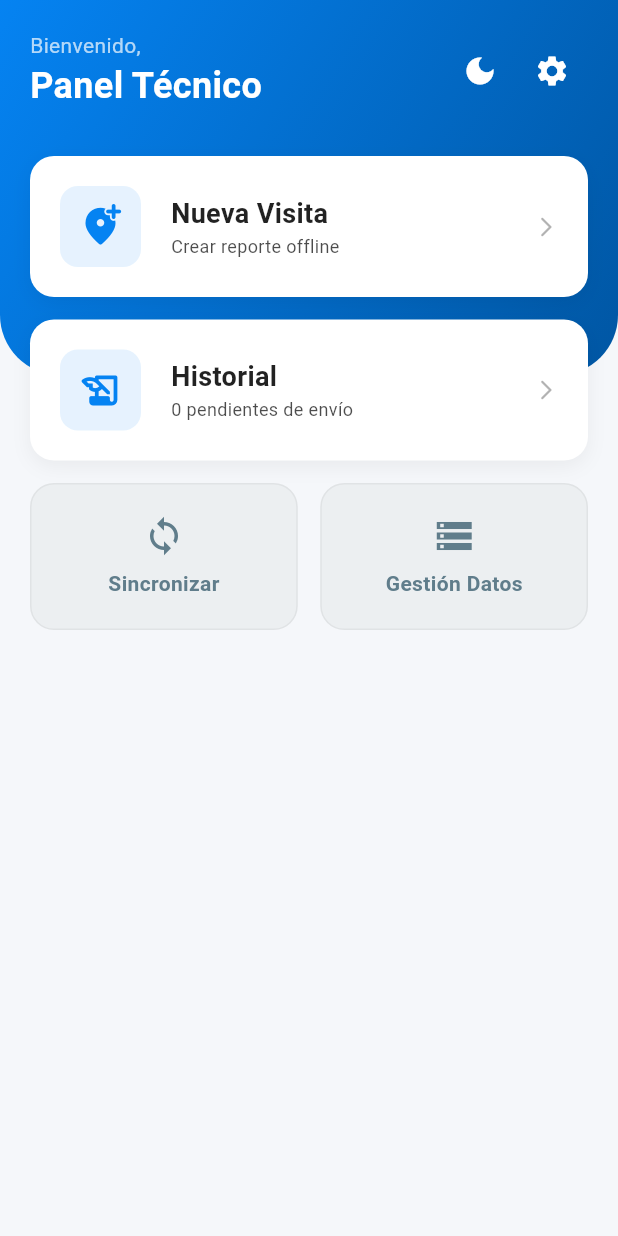
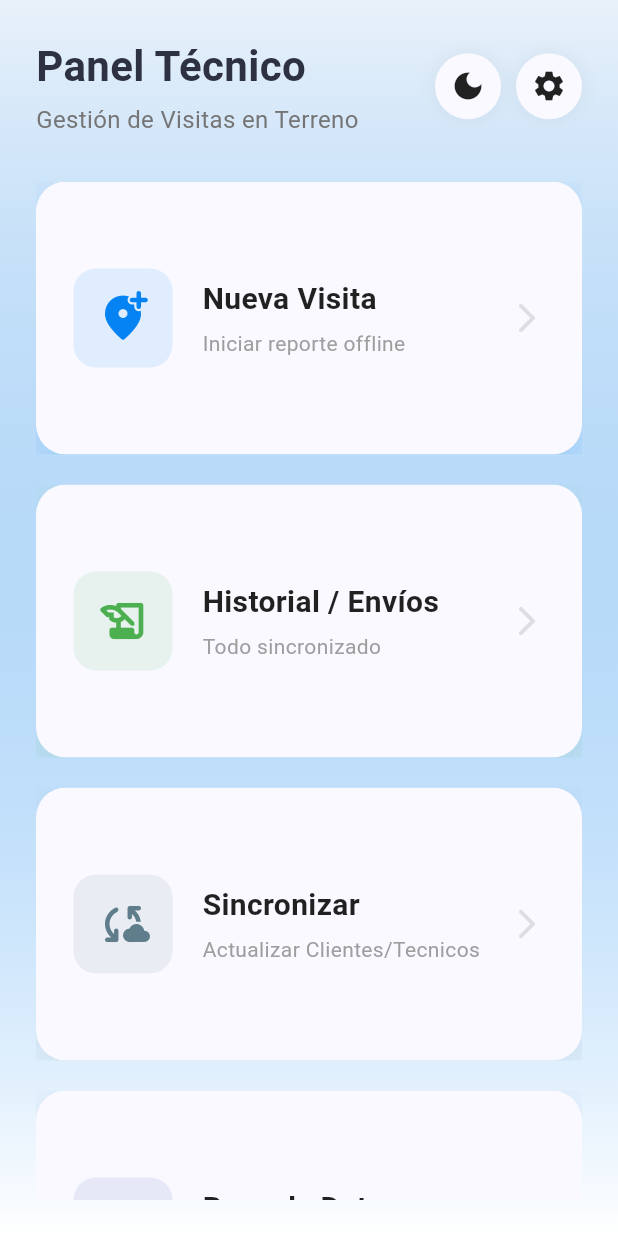
Before and after one commit to ElDeivid11/Form, a Flutter app: the screen it shows after launch, on a phone screen of 412 x 824 dp. Run offline on Flutter 3.47's test engine with Material 3 defaults, Android fonts, the phone set to English and light mode, and no system bars; our stand-ins replace image_picker, shared_preferences, signature, sqflite; accounts and stored records are empty.

Commit message:
Prueba de codigo

```diff
--- a/tecnocomp_app/lib/api_service.dart
+++ b/tecnocomp_app/lib/api_service.dart
@@ -28,8 +28,8 @@ class ApiService {
       String baseUrl = await _getBaseUrl();
       print("Intentando conectar a $baseUrl...");
 
-      final respClientes = await http.get(Uri.parse('$baseUrl/clientes')).timeout(const Duration(seconds: 5));
-      final respTecnicos = await http.get(Uri.parse('$baseUrl/tecnicos')).timeout(const Duration(seconds: 5));
+      final respClientes = await http.get(Uri.parse('$baseUrl/clientes')).timeout(const Duration(seconds: 30));
+      final respTecnicos = await http.get(Uri.parse('$baseUrl/tecnicos')).timeout(const Duration(seconds: 30));
 
       if (respClientes.statusCode == 200 && respTecnicos.statusCode == 200) {
         List cli = json.decode(respClientes.body);
--- a/tecnocomp_app/lib/main.dart
+++ b/tecnocomp_app/lib/main.dart
@@ -140,7 +140,7 @@ class MyApp extends StatelessWidget {
   }
 }
 
-// --- PANTALLA DASHBOARD ---
+// --- PANTALLA DASHBOARD (NUEVO DISEÑO) ---
 class HomeScreen extends StatefulWidget {
   const HomeScreen({super.key});
   @override
@@ -250,112 +250,119 @@ class _HomeScreenState extends State<HomeScreen> {
   @override
   Widget build(BuildContext context) {
     final isDark = Theme.of(context).brightness == Brightness.dark;
-    final primaryColor = isDark ? kPrimaryColorDark : kPrimaryColor;
+    // Detectar si es Tablet (Ancho > 600)
+    final bool isTablet = MediaQuery.of(context).size.width > 600;
 
     return Scaffold(
-      body: Stack(
-        children: [
-          // Fondo
-          Container(
-            height: 250,
+      body: Container(
         decoration: BoxDecoration(
           gradient: LinearGradient(
-                begin: Alignment.topLeft,
-                end: Alignment.bottomRight,
+            begin: Alignment.topCenter,
+            end: Alignment.bottomCenter,
             colors: isDark
-                  ? [const Color(0xFF2C2C2C), Colors.black]
-                  : [kPrimaryColor, kSecondaryColor],
-              ),
-              borderRadius: const BorderRadius.only(bottomLeft: Radius.circular(40), bottomRight: Radius.circular(40)),
+              ? [const Color(0xFF1E1E1E), const Color(0xFF121212)]
+              : [kPrimaryColor.withOpacity(0.05), Colors.white],
           ),
         ),
-          SafeArea(
+        child: SafeArea(
+          child: Padding(
+            padding: const EdgeInsets.all(24.0),
             child: Column(
+              crossAxisAlignment: CrossAxisAlignment.start,
               children: [
-                Padding(
-                  padding: const EdgeInsets.all(20.0),
-                  child: Row(
+                // 1. CABECERA MODERNA
+                Row(
                   mainAxisAlignment: MainAxisAlignment.spaceBetween,
                   children: [
                     Column(
                       crossAxisAlignment: CrossAxisAlignment.start,
                       children: [
-                          const Text("Bienvenido,", style: TextStyle(color: Colors.white70, fontSize: 14)),
-                          Text("Panel Técnico", style: TextStyle(color: isDark ? kPrimaryColorDark : Colors.white, fontSize: 24, fontWeight: FontWeight.bold)),
+                        Text(
+                          "Panel Técnico",
+                          style: TextStyle(
+                            fontSize: 28,
+                            fontWeight: FontWeight.bold,
+                            color: isDark ? kPrimaryColorDark : const Color(0xFF2D3142)
+                          ),
+                        ),
+                        const SizedBox(height: 4),
+                        Text(
+                          "Gestión de Visitas en Terreno",
+                          style: TextStyle(
+                            fontSize: 16,
+                            color: isDark ? Colors.grey : Colors.grey[600]
+                          ),
+                        ),
                       ],
                     ),
+                    // BOTONES DE ACCIÓN RÁPIDA (Config y Tema)
                     Row(
                       children: [
-                          IconButton(
-                            icon: Icon(isDark ? Icons.light_mode : Icons.dark_mode, color: Colors.white),
-                            onPressed: () => themeNotifier.value = isDark ? ThemeMode.light : ThemeMode.dark,
+                        _CircleBtn(
+                          icon: isDark ? Icons.light_mode : Icons.dark_mode,
+                          onTap: () => themeNotifier.value = isDark ? ThemeMode.light : ThemeMode.dark,
                         ),
-                          IconButton(
-                            icon: const Icon(Icons.settings, color: Colors.white),
-                            onPressed: _abrirConfiguracion,
-                            tooltip: "Configurar IP",
+                        const SizedBox(width: 10),
+                        _CircleBtn(
+                          icon: Icons.settings,
+                          onTap: _abrirConfiguracion,
                         ),
                       ],
                     )
                   ],
                 ),
-                ),
-                const SizedBox(height: 10),
+
+                const SizedBox(height: 30),
+
+                // 2. GRID DE OPCIONES (Adaptable)
                 Expanded(
-                  child: ListView(
-                    padding: const EdgeInsets.symmetric(horizontal: 20),
+                  child: GridView.count(
+                    crossAxisCount: isTablet ? 2 : 1, // 2 columnas en Tablet, 1 en Celular
+                    mainAxisSpacing: 20,
+                    crossAxisSpacing: 20,
+                    childAspectRatio: isTablet ? 1.5 : 2.0, // Tarjetas más apaisadas en tablet
                     children: [
-                      _DashboardCard(
+                      // TARJETA 1: NUEVA VISITA (Destacada)
+                      _MenuCard(
+                        title: "Nueva Visita",
+                        subtitle: "Iniciar reporte offline",
                         icon: Icons.add_location_alt_rounded,
-                        title: "Nueva Visita",
-                        subtitle: "Crear reporte offline",
-                        color: isDark ? kCardColorDark : Colors.white,
-                        textColor: isDark ? Colors.white : Colors.black87,
-                        iconColor: primaryColor,
+                        color: kPrimaryColor,
                         onTap: () async {
                           await Navigator.push(context, MaterialPageRoute(builder: (_) => const FormularioVisita()));
                           _cargarPendientes();
-                        }
+                        },
                       ),
-                      const SizedBox(height: 15),
-                      _DashboardCard(
+
+                      // TARJETA 2: HISTORIAL (Con Badge)
+                      _MenuCard(
+                        title: "Historial / Envíos",
+                        subtitle: pendientes > 0 ? "$pendientes por subir" : "Todo sincronizado",
                         icon: Icons.history_edu_rounded,
-                        title: "Historial",
-                        subtitle: "$pendientes pendientes de envío",
-                        color: pendientes > 0
-                            ? (isDark ? const Color(0xFFEF6C00) : const Color(0xFFFF9800))
-                            : (isDark ? kCardColorDark : Colors.white),
-                        textColor: pendientes > 0 ? Colors.white : (isDark ? Colors.white : Colors.black87),
-                        iconColor: pendientes > 0 ? Colors.white : primaryColor,
-                        isPrimary: pendientes > 0,
+                        color: pendientes > 0 ? Colors.orange : Colors.green,
+                        isAlert: pendientes > 0,
                         onTap: () async {
                           await Navigator.push(context, MaterialPageRoute(builder: (_) => const PantallaHistorial()));
                           _cargarPendientes();
-                        }
+                        },
                       ),
-                      const SizedBox(height: 15),
-                      Row(
-                        children: [
-                          Expanded(
-                            child: _DashboardSmallCard(
-                              icon: Icons.sync,
+
+                      // TARJETA 3: SINCRONIZAR
+                      _MenuCard(
                         title: "Sincronizar",
-                              color: isDark ? kCardColorDark : Colors.blueGrey.shade50,
-                              iconColor: isDark ? Colors.grey : Colors.blueGrey,
-                              onTap: _sincronizar
+                        subtitle: "Actualizar Clientes/Tecnicos",
+                        icon: Icons.cloud_sync_rounded,
+                        color: Colors.blueGrey,
+                        onTap: _sincronizar,
                       ),
-                          ),
-                          const SizedBox(width: 15),
-                          Expanded(
-                            child: _DashboardSmallCard(
-                              icon: Icons.storage,
-                              title: "Gestión Datos",
-                              color: isDark ? kCardColorDark : Colors.blueGrey.shade50,
-                              iconColor: isDark ? Colors.grey : Colors.blueGrey,
+
+                      // TARJETA 4: GESTIÓN DATOS
+                      _MenuCard(
+                        title: "Base de Datos",
+                        subtitle: "Ver Clientes y Usuarios",
+                        icon: Icons.storage_rounded,
+                        color: Colors.indigo,
                         onTap: () => Navigator.push(context, MaterialPageRoute(builder: (_) => const PantallaGestionDatos())),
-                            ),
-                          ),
-                        ],
                       ),
                     ],
                   ),
@@ -363,102 +370,126 @@ class _HomeScreenState extends State<HomeScreen> {
               ],
             ),
           ),
-        ],
-      ),
-    );
-  }
-}
-
-class _DashboardCard extends StatelessWidget {
-  final IconData icon;
-  final String title;
-  final String subtitle;
-  final Color color;
-  final Color textColor;
-  final Color iconColor;
-  final bool isPrimary;
-  final VoidCallback? onTap;
-
-  const _DashboardCard({
-    required this.icon, required this.title, required this.subtitle,
-    required this.color, required this.textColor, required this.iconColor,
-    this.isPrimary = false, this.onTap
-  });
-
-  @override
-  Widget build(BuildContext context) {
-    return InkWell(
-      onTap: onTap,
-      borderRadius: BorderRadius.circular(kRadius),
-      child: Container(
-        padding: const EdgeInsets.all(20),
-        decoration: BoxDecoration(
-          color: color,
-          borderRadius: BorderRadius.circular(kRadius),
-          boxShadow: [BoxShadow(color: Colors.black.withOpacity(0.05), blurRadius: 10, offset: const Offset(0, 4))],
-        ),
-        child: Row(
-          children: [
-            Container(
-              padding: const EdgeInsets.all(12),
-              decoration: BoxDecoration(
-                color: isPrimary ? Colors.white24 : iconColor.withOpacity(0.1),
-                borderRadius: BorderRadius.circular(12)
-              ),
-              child: Icon(icon, color: iconColor, size: 30),
-            ),
-            const SizedBox(width: 20),
-            Column(
-              crossAxisAlignment: CrossAxisAlignment.start,
-              children: [
-                Text(title, style: TextStyle(fontSize: 18, fontWeight: FontWeight.bold, color: textColor)),
-                Text(subtitle, style: TextStyle(fontSize: 12, color: textColor.withOpacity(0.7))),
-              ],
-            ),
-            const Spacer(),
-            Icon(Icons.arrow_forward_ios_rounded, size: 16, color: textColor.withOpacity(0.3))
-          ],
         ),
       ),
     );
   }
 }
 
-class _DashboardSmallCard extends StatelessWidget {
+// --- WIDGETS AUXILIARES DEL DASHBOARD ---
+
+class _MenuCard extends StatelessWidget {
+  final String title;
+  final String subtitle;
   final IconData icon;
-  final String title;
   final Color color;
-  final Color iconColor;
+  final bool isAlert;
   final VoidCallback onTap;
 
-  const _DashboardSmallCard({required this.icon, required this.title, required this.color, required this.iconColor, required this.onTap});
+  const _MenuCard({
+    required this.title, required this.subtitle, required this.icon,
+    required this.color, required this.onTap, this.isAlert = false
+  });
 
   @override
   Widget build(BuildContext context) {
     final isDark = Theme.of(context).brightness == Brightness.dark;
-    return InkWell(
+
+    return Material(
+      color: Colors.transparent,
+      child: InkWell(
         onTap: onTap,
-      borderRadius: BorderRadius.circular(kRadius),
-      child: Container(
-        padding: const EdgeInsets.symmetric(vertical: 20),
+        borderRadius: BorderRadius.circular(20),
+        child: Ink(
           decoration: BoxDecoration(
-          color: color,
-          borderRadius: BorderRadius.circular(kRadius),
-          border: isDark ? null : Border.all(color: Colors.black.withOpacity(0.05)),
+            color: Theme.of(context).cardColor,
+            borderRadius: BorderRadius.circular(20),
+            boxShadow: [
+              BoxShadow(
+                color: color.withOpacity(0.15),
+                blurRadius: 20,
+                offset: const Offset(0, 8),
+              )
+            ],
+            border: isAlert ? Border.all(color: color, width: 2) : null,
           ),
+          child: Padding(
+            padding: const EdgeInsets.all(25.0),
+            child: Row(
+              children: [
+                // Icono grande
+                Container(
+                  padding: const EdgeInsets.all(15),
+                  decoration: BoxDecoration(
+                    color: color.withOpacity(0.1),
+                    borderRadius: BorderRadius.circular(15),
+                  ),
+                  child: Icon(icon, color: color, size: 36),
+                ),
+                const SizedBox(width: 20),
+                // Texto
+                Expanded(
                   child: Column(
+                    crossAxisAlignment: CrossAxisAlignment.start,
+                    mainAxisAlignment: MainAxisAlignment.center,
                     children: [
-            Icon(icon, color: iconColor, size: 28),
-            const SizedBox(height: 8),
-            Text(title, style: TextStyle(fontWeight: FontWeight.bold, color: iconColor)),
+                      Text(
+                        title,
+                        style: TextStyle(
+                          fontSize: 20,
+                          fontWeight: FontWeight.bold,
+                          color: isDark ? Colors.white : Colors.black87
+                        ),
+                      ),
+                      const SizedBox(height: 5),
+                      Text(
+                        subtitle,
+                        style: TextStyle(
+                          fontSize: 14,
+                          color: isAlert ? color : Colors.grey,
+                          fontWeight: isAlert ? FontWeight.bold : FontWeight.normal
+                        ),
+                      ),
                     ],
+                  ),
+                ),
+                // Flecha
+                Icon(Icons.arrow_forward_ios_rounded, color: Colors.grey.withOpacity(0.3))
+              ],
+            ),
+          ),
         ),
       ),
     );
   }
 }
 
-// --- PANTALLA HISTORIAL (Sin cambios mayores, solo referencias) ---
+class _CircleBtn extends StatelessWidget {
+  final IconData icon;
+  final VoidCallback onTap;
+  const _CircleBtn({required this.icon, required this.onTap});
+
+  @override
+  Widget build(BuildContext context) {
+    return InkWell(
+      onTap: onTap,
+      borderRadius: BorderRadius.circular(50),
+      child: Container(
+        padding: const EdgeInsets.all(10),
+        decoration: BoxDecoration(
+          color: Theme.of(context).cardColor,
+          shape: BoxShape.circle,
+          boxShadow: [
+            BoxShadow(color: Colors.black.withOpacity(0.05), blurRadius: 10)
+          ]
+        ),
+        child: Icon(icon, size: 24, color: Theme.of(context).iconTheme.color),
+      ),
+    );
+  }
+}
+
+// --- PANTALLA HISTORIAL ---
 class PantallaHistorial extends StatefulWidget {
   const PantallaHistorial({super.key});
   @override
@@ -739,7 +770,6 @@ class _FormularioVisitaState extends State<FormularioVisita> {
           children: [
             TextField(controller: controller, decoration: const InputDecoration(labelText: "Nombre"), textCapitalization: TextCapitalization.words),
             const SizedBox(height: 10),
-            // --- AHORA PIDE EMAIL SIEMPRE (CLIENTE O TÉCNICO) ---
             TextField(
               controller: emailController,
               decoration: const InputDecoration(labelText: "Email para reportes"),
@@ -762,7 +792,6 @@ class _FormularioVisitaState extends State<FormularioVisita> {
                    await DBHelper().agregarClienteLocal(nombre, emailController.text);
                    _alSeleccionarCliente(nombre);
                 } else {
-                   // Guardamos también el email del técnico
                    await DBHelper().agregarTecnicoLocal(nombre, emailController.text);
                    setState(() => _selectedTecnico = nombre);
                 }
@@ -796,7 +825,6 @@ class _FormularioVisitaState extends State<FormularioVisita> {
             onPressed: () async {
               final nombre = controller.text.trim();
               if (nombre.isNotEmpty) {
-                // VALIDACIÓN: No permitir números en Usuario
                 if (!_validarTextoSinNumeros(nombre)) {
                   ScaffoldMessenger.of(context).showSnackBar(const SnackBar(content: Text("Nombre inválido. Solo letras."), backgroundColor: Colors.red));
                   return;
@@ -811,9 +839,9 @@ class _FormularioVisitaState extends State<FormularioVisita> {
                     'motivo': '',
                     'fotos': [],
                     'firma': null,
-                    'tareas_map': {} // Mapa vacio de tareas
+                    'tareas_map': {}
                   });
-                  _usuarioSeleccionadoIndex = _usuarios.length - 1; // Seleccionar el nuevo
+                  _usuarioSeleccionadoIndex = _usuarios.length - 1;
                 });
                 Navigator.pop(ctx);
               }
@@ -836,7 +864,6 @@ class _FormularioVisitaState extends State<FormularioVisita> {
         actions: [
           TextButton(onPressed: () => Navigator.pop(ctx), child: const Text("Cancelar")),
           TextButton(onPressed: () async {
-              // No lo borramos de la DB de frecuentes, solo del reporte actual
               setState(() {
                  _usuarios.removeAt(index);
                  if (_usuarioSeleccionadoIndex >= _usuarios.length) {
@@ -866,7 +893,7 @@ class _FormularioVisitaState extends State<FormularioVisita> {
           _usuarios = usersGuardados.map((nombre) => {
             'nombre': nombre, 'atendido': true, 'trabajo': '', 'motivo': '', 'fotos': [], 'firma': null, 'tareas_map': {}
           }).toList();
-          _usuarioSeleccionadoIndex = 0; // Seleccionar el primero por defecto
+          _usuarioSeleccionadoIndex = 0;
         });
       }
     }
@@ -879,7 +906,6 @@ class _FormularioVisitaState extends State<FormularioVisita> {
       Map tareasMap = _usuarios[indexUsuario]['tareas_map'] ?? {};
 
       if (valor) {
-        // Guardamos la hora actual HH:MM
         String hora = DateTime.now().toString().substring(11, 16);
         tareasMap[tarea] = hora;
       } else {
@@ -887,14 +913,10 @@ class _FormularioVisitaState extends State<FormularioVisita> {
       }
       _usuarios[indexUsuario]['tareas_map'] = tareasMap;
 
-      // ACTUALIZAR EL STRING 'trabajo' PARA COMPATIBILIDAD CON PDF
-      // Ejemplo: "Limpieza (10:00), Formateo (10:30)"
       List<String> partes = [];
       tareasMap.forEach((k, v) {
         partes.add("$k ($v)");
       });
-      // Si hay texto manual previo que no esté en tareas, podríamos perderlo,
-      // así que asumimos que el checklist manda. O concatenamos un campo 'extra'.
       _usuarios[indexUsuario]['trabajo'] = partes.join(", ");
     });
   }
@@ -916,7 +938,6 @@ class _FormularioVisitaState extends State<FormularioVisita> {
   void _abrirFirma(int index) {
     if (widget.soloLectura) return;
 
-    // DETECCIÓN DE TABLET para ajustar tamaño de firma
     final isTablet = MediaQuery.of(context).size.width > 600;
     final double signatureWidth = isTablet ? 600 : 300;
     final double signatureHeight = isTablet ? 400 : 200;
@@ -933,13 +954,13 @@ class _FormularioVisitaState extends State<FormularioVisita> {
           child: Container(
             decoration: BoxDecoration(
               border: Border.all(color: Colors.grey.shade400),
-              color: Colors.grey[200], // Fondo gris suave para que se vea el área
+              color: Colors.grey[200],
             ),
             child: Signature(
               controller: _controller,
               width: signatureWidth,
               height: signatureHeight,
-              backgroundColor: Colors.transparent // Importante
+              backgroundColor: Colors.transparent
             ),
           ),
         ),
@@ -973,7 +994,7 @@ class _FormularioVisitaState extends State<FormularioVisita> {
       'cliente': _selectedCliente,
       'tecnico': _selectedTecnico,
       'obs': _obsController.text,
-      'datos_usuarios': json.encode(_usuarios), // Aquí va el mapa con 'tareas_map' incluido
+      'datos_usuarios': json.encode(_usuarios),
       'fecha_creacion': DateTime.now().toString(),
       'firma_path': null
     };
@@ -1061,8 +1082,8 @@ class _FormularioVisitaState extends State<FormularioVisita> {
                       ),
                       child: Column(
                         children: [
-                          _buildHeaderUsuario(e.key, readOnly, isDark), // Header con nombre y X
-                          _buildDetalleUsuario(e.key, readOnly, isDark), // Contenido completo
+                          _buildHeaderUsuario(e.key, readOnly, isDark),
+                          _buildDetalleUsuario(e.key, readOnly, isDark),
                         ],
                       ),
                     );
@@ -1133,16 +1154,15 @@ class _FormularioVisitaState extends State<FormularioVisita> {
               ],
             ),
             const SizedBox(height: 15),
-            // --- CAMBIO AQUÍ: CAJA EXTENDIDA ---
             TextField(
               controller: _obsController,
               decoration: const InputDecoration(
                 labelText: "Observaciones Generales",
                 prefixIcon: Icon(Icons.comment_outlined),
-                alignLabelWithHint: true, // Alinea el texto arriba
+                alignLabelWithHint: true,
               ),
-              maxLines: 6, // Altura máxima
-              minLines: 3, // Altura mínima
+              maxLines: 6,
+              minLines: 3,
               readOnly: readOnly
             ),
           ],
@@ -1206,7 +1226,6 @@ class _FormularioVisitaState extends State<FormularioVisita> {
     return Column(
       crossAxisAlignment: CrossAxisAlignment.start,
       children: [
-        // TITULO SI ESTAMOS EN TABLET
         if (MediaQuery.of(context).size.width > 600)
            Padding(
              padding: const EdgeInsets.only(bottom: 20),
@@ -1227,7 +1246,6 @@ class _FormularioVisitaState extends State<FormularioVisita> {
            const Text("LISTA DE TAREAS", style: TextStyle(fontWeight: FontWeight.bold, fontSize: 12, color: Colors.grey)),
            const SizedBox(height: 10),
 
-           // --- CHECKLIST CON HORA ---
            ...kTareasPredefinidas.map((tarea) {
               Map tareasMap = usr['tareas_map'] ?? {};
               bool isChecked = tareasMap.containsKey(tarea);
@@ -1271,7 +1289,6 @@ class _FormularioVisitaState extends State<FormularioVisita> {
              ],
            ),
 
-           // --- GALERÍA DE FOTOS (NUEVO) ---
            if (fotos.isNotEmpty) ...[
              const SizedBox(height: 20),
              const Text("EVIDENCIA FOTOGRÁFICA:", style: TextStyle(fontWeight: FontWeight.bold, fontSize: 12, color: Colors.grey)),
```
Also changed, not shown: tecnocomp_app/lib/db_helper.dart (+19 -19 lines), 4 other files. Lines whose indentation alone changed are shown as unchanged.
